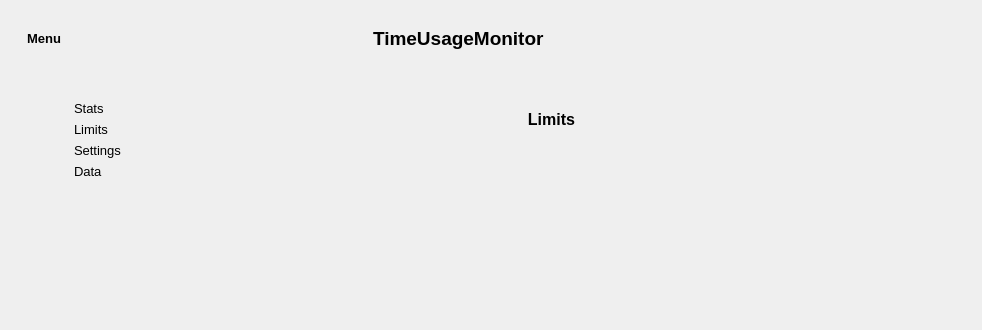
Domy7/TimeUsageMonitor, file gui.ui: the form before one commit; both pictures show x 0 to 982 and y 0 to 330 of the 982 by 727 pixel window.
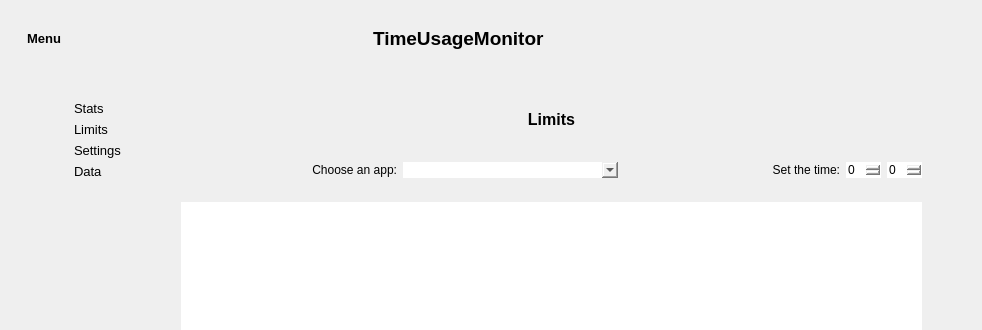
The form after the commit. The open tabs and pages were chosen to show the change. Icons and pictures are not drawn.

Commit message: Osnovni izgled limits taba

Diff of the .ui file:
```diff
--- a/gui.ui
+++ b/gui.ui
@@ -559,6 +559,91 @@
                 <property name="frameShadow">
                  <enum>QFrame::Raised</enum>
                 </property>
+                <layout class="QVBoxLayout" name="verticalLayout_10">
+                 <item alignment="Qt::AlignTop">
+                  <widget class="QFrame" name="new_limit_fr">
+                   <property name="frameShape">
+                    <enum>QFrame::StyledPanel</enum>
+                   </property>
+                   <property name="frameShadow">
+                    <enum>QFrame::Raised</enum>
+                   </property>
+                   <layout class="QHBoxLayout" name="horizontalLayout_12">
+                    <item>
+                     <widget class="QLabel" name="label">
+                      <property name="text">
+                       <string>Choose an app:</string>
+                      </property>
+                      <property name="alignment">
+                       <set>Qt::AlignRight|Qt::AlignTrailing|Qt::AlignVCenter</set>
+                      </property>
+                     </widget>
+                    </item>
+                    <item>
+                     <widget class="QComboBox" name="choose_app"/>
+                    </item>
+                    <item>
+                     <widget class="QLabel" name="label_2">
+                      <property name="text">
+                       <string>Set the time:</string>
+                      </property>
+                      <property name="alignment">
+                       <set>Qt::AlignRight|Qt::AlignTrailing|Qt::AlignVCenter</set>
+                      </property>
+                     </widget>
+                    </item>
+                    <item>
+                     <widget class="QSpinBox" name="choose_time_h">
+                      <property name="sizePolicy">
+                       <sizepolicy hsizetype="Maximum" vsizetype="Fixed">
+                        <horstretch>0</horstretch>
+                        <verstretch>0</verstretch>
+                       </sizepolicy>
+                      </property>
+                     </widget>
+                    </item>
+                    <item>
+                     <widget class="QSpinBox" name="choose_time_m">
+                      <property name="sizePolicy">
+                       <sizepolicy hsizetype="Maximum" vsizetype="Fixed">
+                        <horstretch>0</horstretch>
+                        <verstretch>0</verstretch>
+                       </sizepolicy>
+                      </property>
+                     </widget>
+                    </item>
+                   </layout>
+                  </widget>
+                 </item>
+                 <item>
+                  <widget class="QFrame" name="existing_limits_fr">
+                   <property name="sizePolicy">
+                    <sizepolicy hsizetype="Preferred" vsizetype="Expanding">
+                     <horstretch>0</horstretch>
+                     <verstretch>0</verstretch>
+                    </sizepolicy>
+                   </property>
+                   <property name="frameShape">
+                    <enum>QFrame::StyledPanel</enum>
+                   </property>
+                   <property name="frameShadow">
+                    <enum>QFrame::Raised</enum>
+                   </property>
+                   <layout class="QVBoxLayout" name="verticalLayout_11">
+                    <item>
+                     <widget class="QListView" name="limits_list">
+                      <property name="sizePolicy">
+                       <sizepolicy hsizetype="Expanding" vsizetype="Expanding">
+                        <horstretch>0</horstretch>
+                        <verstretch>0</verstretch>
+                       </sizepolicy>
+                      </property>
+                     </widget>
+                    </item>
+                   </layout>
+                  </widget>
+                 </item>
+                </layout>
                </widget>
               </item>
              </layout>
```
Left out of the diff: 2 changed lines with no effect on the pictures. The commit also changes 4 other files.
